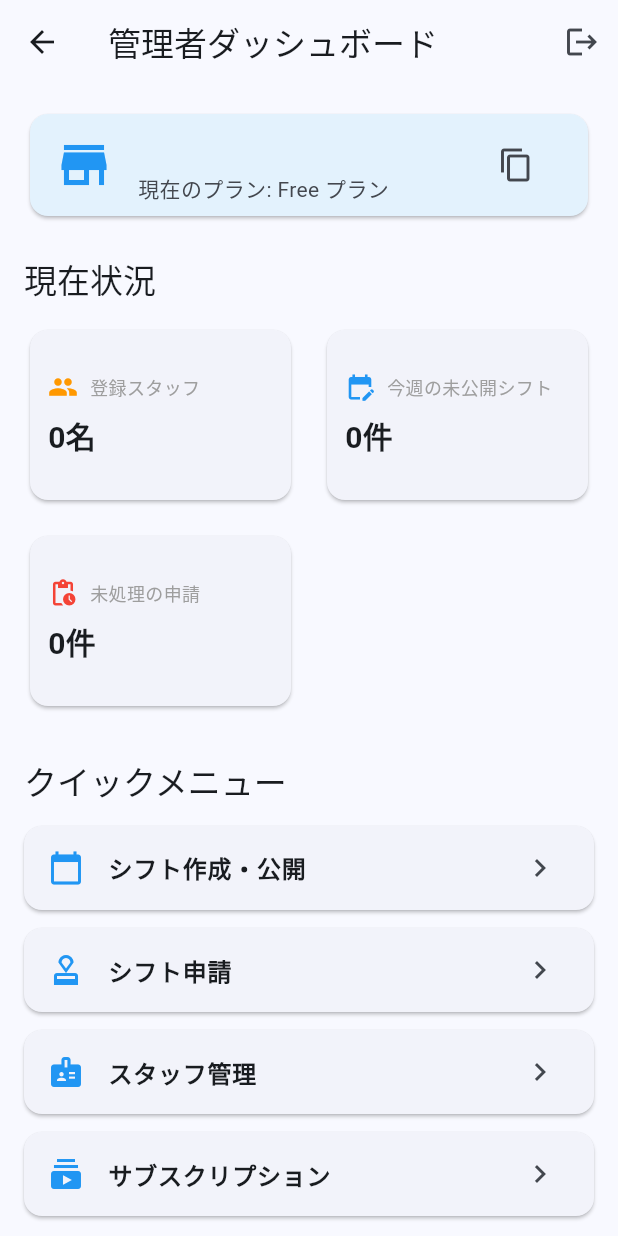
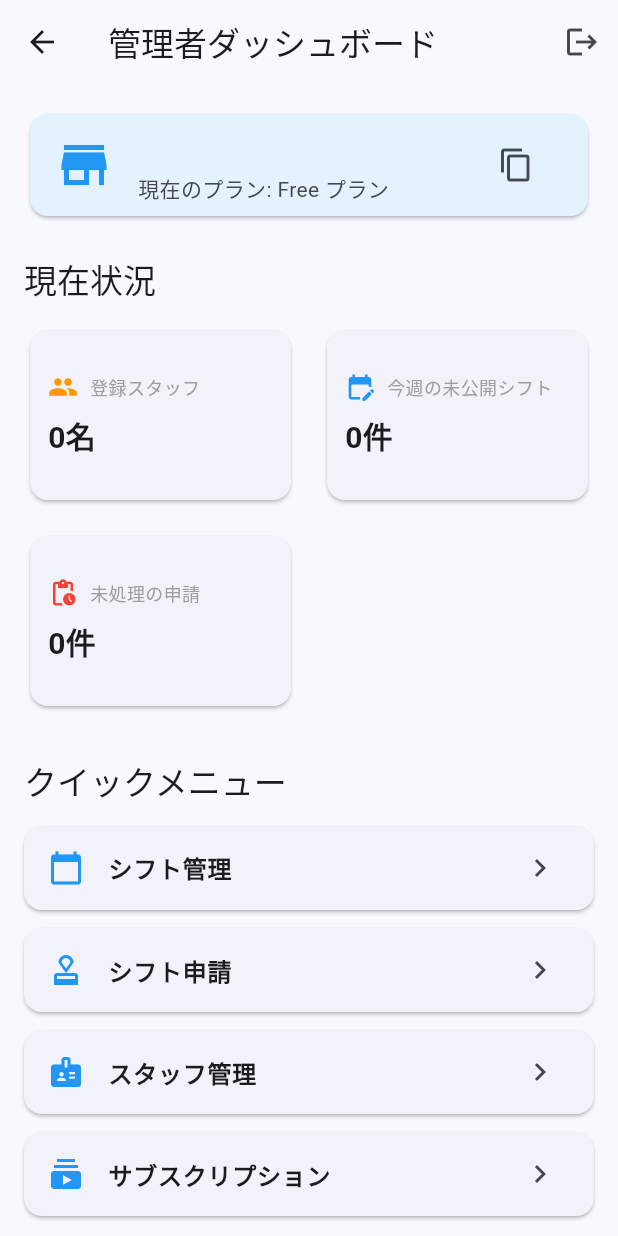
Before and after one commit to yufu085312/Shift_Management_Navigator, a Flutter app: the AdminDashboardScreen screen opened directly, on a phone screen of 412 x 824 dp. Run offline on Flutter 3.47's test engine with Material 3 defaults, Android fonts, the light colour scheme and no system bars; our stand-ins replace cloud_firestore, cloud_functions, firebase_auth, firebase_core, flutter_riverpod, freezed_annotation and 1 more; accounts and stored records are empty; generated files the repository leaves out were written again.

Commit message:
fix:シフト管理名変更

```diff
--- a/lib/core/constants/app_constants.dart
+++ b/lib/core/constants/app_constants.dart
@@ -107,7 +107,7 @@ class AppConstants {
   static const String notifChangeRequestTitle = '時間変更申請';
 
   // Dashboard Labels
-  static const String labelDashboardMenuCreate = 'シフト作成・公開';
+  static const String labelDashboardMenuCreate = 'シフト管理';
   static const String labelDashboardMenuRequest = 'シフト申請';
   static const String labelDashboardMenuStaff = 'スタッフ管理';
   static const String labelDashboardMenuSub = 'サブスクリプション';
```
